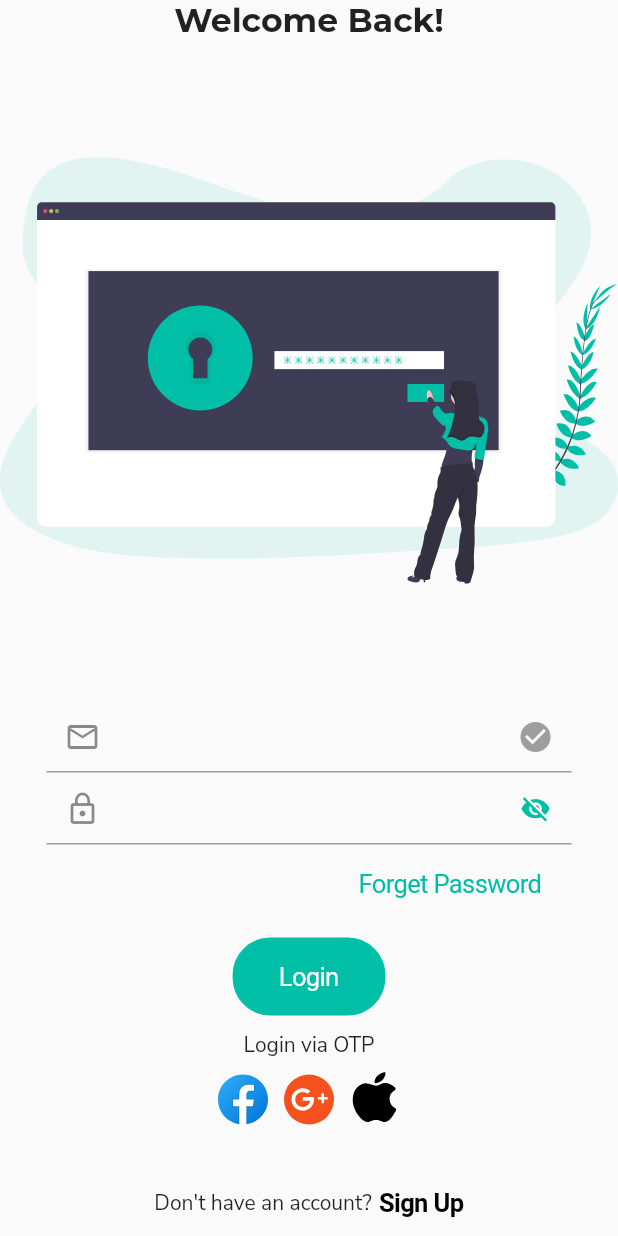
After one commit to leoFlutterNodeJs/flutter_ui_tests_units, a Flutter app: the LoginPage screen opened by its route, on a phone screen of 412 x 824 dp. The commit adds this screen. Run offline on Flutter 3.47's test engine with Material 2 defaults, Android fonts, the phone set to English and light mode, and no system bars; our stand-ins replace dots_indicator, flutter_svg, google_fonts.

Commit message:
feat: Login Page completed

```diff
--- a/lib/src/global_widgets/global_widgets.dart
+++ b/lib/src/global_widgets/global_widgets.dart
@@ -1 +1,3 @@
 export 'rounded_button.dart';
+export 'circle_button.dart';
+export 'input_text.dart';
--- /dev/null
+++ b/lib/src/global_widgets/input_text.dart
@@ -0,0 +1,71 @@
+import 'package:flutter/cupertino.dart';
+import 'package:flutter/material.dart';
+import 'package:ui_tests_units/src/utils/colors.dart';
+
+class InputText extends StatefulWidget {
+  final Widget prefixIcon;
+  final void Function(String) onChanged;
+  final bool Function(String) validator;
+  final bool obscureText;
+  InputText({
+    @required this.prefixIcon,
+    @required this.validator,
+    @required this.onChanged,
+    this.obscureText = false,
+  });
+
+  @override
+  _InputTextState createState() => _InputTextState();
+}
+
+class _InputTextState extends State<InputText> {
+  bool _isOk = false;
+  bool _isObscure = false;
+
+  @override
+  void initState() {
+    _isObscure = widget.obscureText;
+    super.initState();
+  }
+
+  void _validate(String text) {
+    if (widget.validator != null) {
+      _isOk = widget.validator(text);
+      setState(() {});
+    }
+
+    if (widget.onChanged != null) {
+      widget.onChanged(text);
+    }
+  }
+
+  void _onVisibleChanged() {
+    setState(() {
+      _isObscure = !_isObscure;
+    });
+  }
+
+  @override
+  Widget build(BuildContext context) {
+    return TextField(
+      onChanged: _validate,
+      obscureText: _isObscure,
+      decoration: InputDecoration(
+          fillColor: primaryColor,
+          prefixIcon: this.widget.prefixIcon,
+          suffixIcon: widget.obscureText
+              ? CupertinoButton(
+                  minSize: 25,
+                  padding: EdgeInsets.all(10),
+                  child: Icon(
+                    _isObscure ? Icons.visibility_off : Icons.visibility,
+                  ),
+                  onPressed: _onVisibleChanged,
+                )
+              : Icon(
+                  Icons.check_circle,
+                  color: _isOk ? primaryColor : Colors.grey,
+                )),
+    );
+  }
+}
--- a/lib/src/my_app.dart
+++ b/lib/src/my_app.dart
@@ -11,11 +11,15 @@ class MyApp extends StatelessWidget {
     return MaterialApp(
       title: 'Flutter Demo',
       theme: ThemeData(
+        primarySwatch: Colors.blue,
         primaryColor: primaryColor,
+        visualDensity: VisualDensity.adaptivePlatformDensity,
         textTheme: FontStyle.TextTheme,
         cupertinoOverrideTheme: CupertinoThemeData(
+          primaryColor: primaryColor,
           textTheme: CupertinoTextThemeData(
             textStyle: FontStyle.textButton,
+            primaryColor: primaryColor,
           ),
         ),
       ),
--- /dev/null
+++ b/lib/src/pages/login/login_controller.dart
@@ -0,0 +1,15 @@
+import 'package:flutter/material.dart';
+
+class LoginController extends ChangeNotifier {
+  String email = "", password = "";
+
+  void onEmailChanged(String text) {
+    this.email = text;
+  }
+
+  void onPasswordChanged(String text) {
+    this.password = text;
+  }
+
+  void submit() {}
+}
--- /dev/null
+++ b/lib/src/pages/login/login_page.dart
@@ -0,0 +1,47 @@
+import 'package:flutter/material.dart';
+import 'package:flutter_svg/svg.dart';
+import 'package:provider/provider.dart';
+import 'package:ui_tests_units/src/pages/login/login_controller.dart';
+import 'package:ui_tests_units/src/utils/font_styles.dart';
+import 'package:ui_tests_units/src/utils/social_buttons.dart';
+
+import 'widgets/widgets.dart';
+
+class LoginPage extends StatelessWidget {
+  @override
+  Widget build(BuildContext context) {
+    return ChangeNotifierProvider<LoginController>(
+      create: (_) => LoginController(),
+      builder: (_, __) {
+        final MediaQueryData data = MediaQuery.of(_);
+        final Size size = data.size;
+        final padding = data.padding;
+        return Scaffold(
+          body: SafeArea(
+            child: SingleChildScrollView(
+              child: Container(
+                width: double.infinity,
+                height: size.height - padding.top - padding.bottom,
+                child: Column(
+                  children: [
+                    Text(
+                      'Welcome Back!',
+                      style: FontStyle.title.copyWith(fontSize: 22),
+                    ),
+                    Expanded(child: SvgPicture.asset("assets/svg/login.svg")),
+                    LoginForm(),
+                    SizedBox(height: 10),
+                    Center(child: Text("Login via OTP")),
+                    SizedBox(height: 5),
+                    SocialButtons(),
+                    SignUp(),
+                  ],
+                ),
+              ),
+            ),
+          ),
+        );
+      },
+    );
+  }
+}
--- /dev/null
+++ b/lib/src/pages/login/widgets/login_form.dart
@@ -0,0 +1,43 @@
+import 'package:flutter/cupertino.dart';
+import 'package:flutter/material.dart';
+import 'package:ui_tests_units/src/global_widgets/global_widgets.dart';
+
+class LoginForm extends StatelessWidget {
+  const LoginForm({
+    Key key,
+  }) : super(key: key);
+
+  @override
+  Widget build(BuildContext context) {
+    return ConstrainedBox(
+      constraints: BoxConstraints(maxWidth: 350),
+      child: Column(
+        children: [
+          InputText(
+            prefixIcon: Icon(Icons.email_outlined),
+            validator: (text) => text.contains("@"),
+            onChanged: (text) {},
+          ),
+          InputText(
+            prefixIcon: Icon(Icons.lock_outline),
+            obscureText: true,
+            validator: (text) => text.length > 4,
+            onChanged: (text) {},
+          ),
+          Align(
+            alignment: Alignment.centerRight,
+            child: CupertinoButton(
+              onPressed: () {},
+              child: Text('Forget Password'),
+            ),
+          ),
+          SizedBox(height: 10),
+          RoundedButton(
+            onPressed: () {},
+            label: "Login",
+          ),
+        ],
+      ),
+    );
+  }
+}
--- /dev/null
+++ b/lib/src/pages/login/widgets/signup.dart
@@ -0,0 +1,30 @@
+import 'package:flutter/cupertino.dart';
+import 'package:flutter/material.dart';
+
+class SignUp extends StatelessWidget {
+  const SignUp({
+    Key key,
+  }) : super(key: key);
+
+  @override
+  Widget build(BuildContext context) {
+    return Wrap(
+      crossAxisAlignment: WrapCrossAlignment.center,
+      children: [
+        Text("Don't have an account?"),
+        SizedBox(width: 5),
+        CupertinoButton(
+          padding: EdgeInsets.zero,
+          child: Text(
+            'Sign Up',
+            style: TextStyle(
+              color: Colors.black,
+              fontWeight: FontWeight.bold,
+            ),
+          ),
+          onPressed: () {},
+        )
+      ],
+    );
+  }
+}
--- /dev/null
+++ b/lib/src/pages/login/widgets/widgets.dart
@@ -0,0 +1,2 @@
+export './signup.dart';
+export './login_form.dart';
--- /dev/null
+++ b/lib/src/pages/pages.dart
@@ -0,0 +1,3 @@
+export './login/login_page.dart';
+export './onboard/onboard_page.dart';
+export './welcome/welccome_page.dart';
--- a/lib/src/pages/welcome/welccome_page.dart
+++ b/lib/src/pages/welcome/welccome_page.dart
@@ -1,7 +1,8 @@
 import 'package:flutter/material.dart';
 
 import 'package:flutter_svg/svg.dart';
-import 'package:ui_tests_units/src/global_widgets/circle_button.dart';
+import 'package:ui_tests_units/src/routes/routes.dart';
+import 'package:ui_tests_units/src/utils/social_buttons.dart';
 
 import '../../../src/utils/font_styles.dart';
 import '../../global_widgets/global_widgets.dart';
@@ -31,7 +32,11 @@ class WelcomePage extends StatelessWidget {
                 mainAxisAlignment: MainAxisAlignment.center,
                 children: [
                   Expanded(
-                      child: RoundedButton(label: 'Login', onPressed: () {})),
+                      child: RoundedButton(
+                    label: 'Login',
+                    onPressed: () =>
+                        Navigator.pushReplacementNamed(context, Routes.LOGIN),
+                  )),
                   SizedBox(width: 10),
                   Expanded(
                     child: RoundedButton(
@@ -47,23 +52,7 @@ class WelcomePage extends StatelessWidget {
               SizedBox(height: 35),
               Text("Or social media"),
               SizedBox(height: 5),
-              Container(
-                margin: EdgeInsets.only(bottom: 25),
-                child: Row(
-                  mainAxisAlignment: MainAxisAlignment.center,
-                  children: [
-                    CircleButton(
-                        onPressed: () {},
-                        iconPath: "assets/svg/icons/ic_facebook.svg"),
-                    CircleButton(
-                        onPressed: () {},
-                        iconPath: "assets/svg/icons/ic_google_plus.svg"),
-                    CircleButton(
-                        onPressed: () {},
-                        iconPath: "assets/svg/icons/ic_apple.svg"),
-                  ],
-                ),
-              ),
+              SocialButtons(),
             ],
           ),
         ),
--- a/lib/src/routes/pages.dart
+++ b/lib/src/routes/pages.dart
@@ -1,7 +1,6 @@
 import 'package:flutter/material.dart';
-import 'package:ui_tests_units/src/pages/welcome/welccome_page.dart';
 
-import '../pages/onboard/onboard_page.dart';
+import '../pages/pages.dart';
 import 'routes.dart';
 
 abstract class Pages {
@@ -9,5 +8,6 @@ abstract class Pages {
   static final Map<String, Widget Function(BuildContext)> routes = {
     Routes.ONBOARD: (_) => OnboardPage(),
     Routes.WELCOME: (_) => WelcomePage(),
+    Routes.LOGIN: (_) => LoginPage(),
   };
 }
--- a/lib/src/routes/routes.dart
+++ b/lib/src/routes/routes.dart
@@ -1,4 +1,5 @@
 abstract class Routes {
   static const ONBOARD = '/onboard';
   static const WELCOME = '/welcome';
+  static const LOGIN = '/login';
 }
--- /dev/null
+++ b/lib/src/utils/social_buttons.dart
@@ -0,0 +1,23 @@
+import 'package:flutter/cupertino.dart';
+import 'package:ui_tests_units/src/global_widgets/circle_button.dart';
+
+class SocialButtons extends StatelessWidget {
+  @override
+  Widget build(BuildContext context) {
+    return Container(
+      margin: EdgeInsets.only(bottom: 25),
+      child: Row(
+        mainAxisAlignment: MainAxisAlignment.center,
+        children: [
+          CircleButton(
+              onPressed: () {}, iconPath: "assets/svg/icons/ic_facebook.svg"),
+          CircleButton(
+              onPressed: () {},
+              iconPath: "assets/svg/icons/ic_google_plus.svg"),
+          CircleButton(
+              onPressed: () {}, iconPath: "assets/svg/icons/ic_apple.svg"),
+        ],
+      ),
+    );
+  }
+}
```
Also changed, not shown: assets/svg/login.svg (added).
